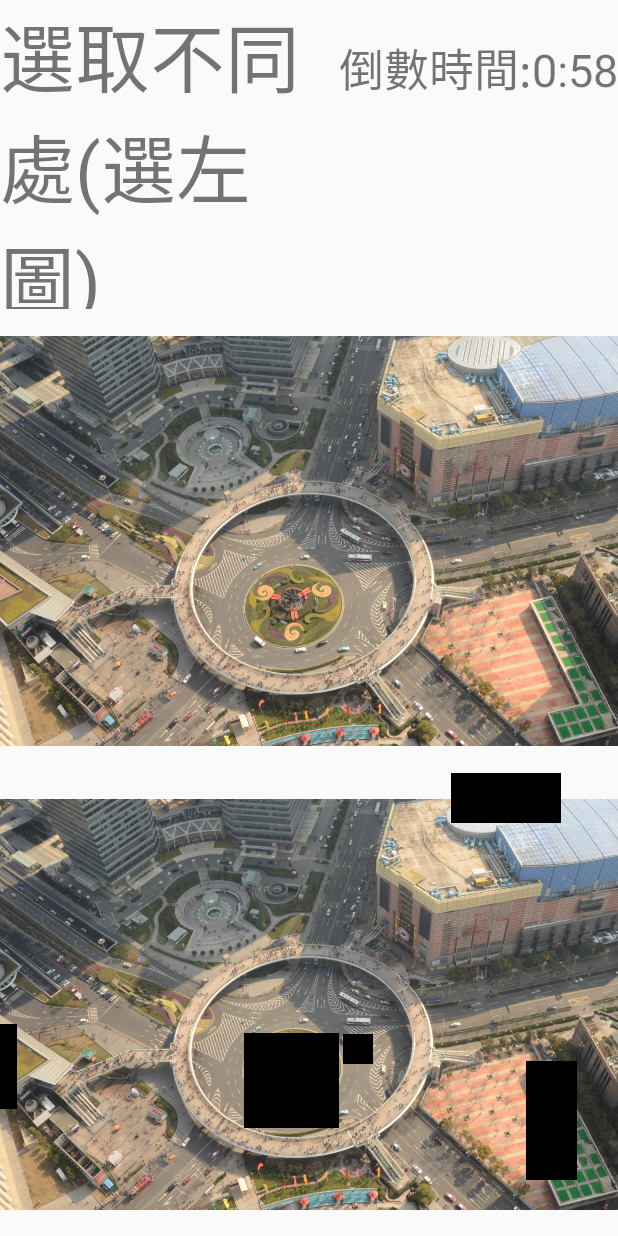
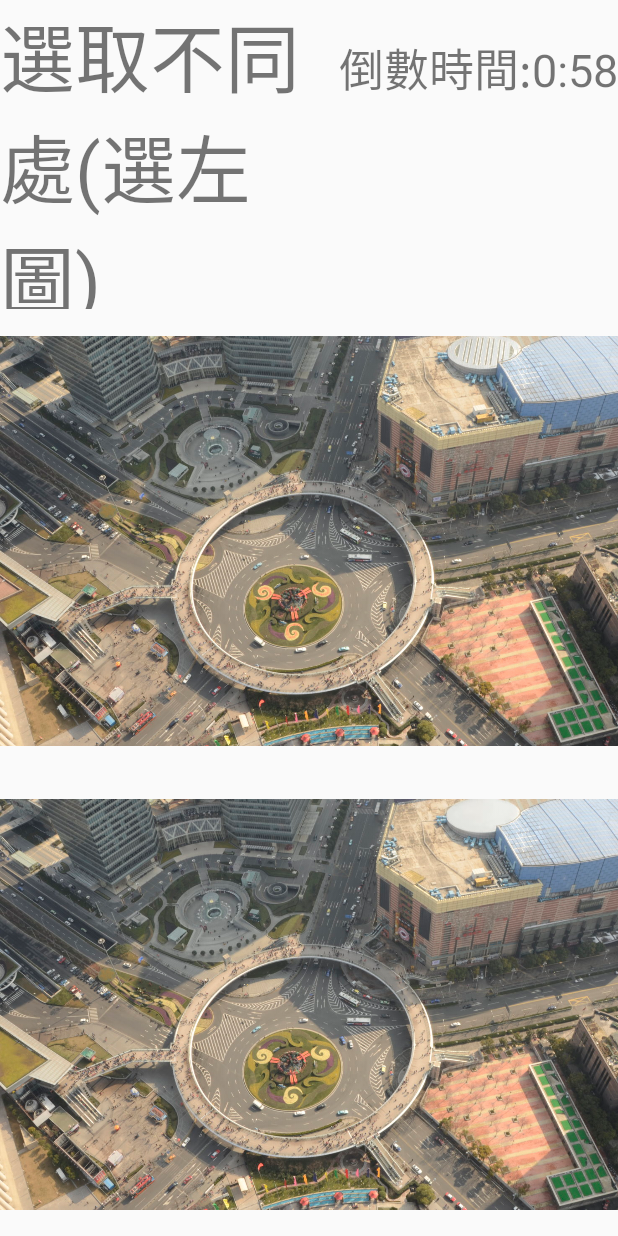
Before and after one commit to rew4332/contest, an Android app: the Test3Activity screen opened directly, with no data from a screen before it, on a phone screen of 412 x 824 dp. Run offline under Robolectric (Android 15) with nearby library versions, the phone set to English and light mode, and no system bars.

Commit message:
modify orient to vertical test3 modify the select method

```diff
--- a/app/src/main/AndroidManifest.xml
+++ b/app/src/main/AndroidManifest.xml
@@ -8,7 +8,6 @@
         android:label="@string/app_name"
         android:supportsRtl="true"
         android:theme="@style/AppTheme"
-
         >
 
         <activity android:name=".MainActivity" android:screenOrientation="portrait" >
--- a/app/src/main/java/com/example/loveyoplus/myapplication/Test3Activity.java
+++ b/app/src/main/java/com/example/loveyoplus/myapplication/Test3Activity.java
@@ -165,7 +165,7 @@ public class Test3Activity extends AppCompatActivity {
         iv.setMinimumWidth((int)(Integer.parseInt(a2[2])*ratio));
         iv.setMinimumHeight((int)(Integer.parseInt(a2[3])*ratio));
 
-        iv.setAlpha(1.0f);
+        iv.setAlpha(0.0f);
         iv.setId(100+id);
 
         r1.addView(iv);
@@ -177,7 +177,7 @@ public class Test3Activity extends AppCompatActivity {
                 int w=(int)(Integer.parseInt(a2[2])*ratio);
                 int h=(int)(Integer.parseInt(a2[3])*ratio);
                 ((ImageView) v).setImageResource(R.drawable.circle2);
-                v.setAlpha(0.0f);
+                v.setAlpha(1.0f);
                 v.getLayoutParams().width=w;
                 v.getLayoutParams().height=h;
                 Log.d("work","work");
```
Also changed, not shown: app/src/main/res/drawable/mrt.jpg (added), 16 other files.
